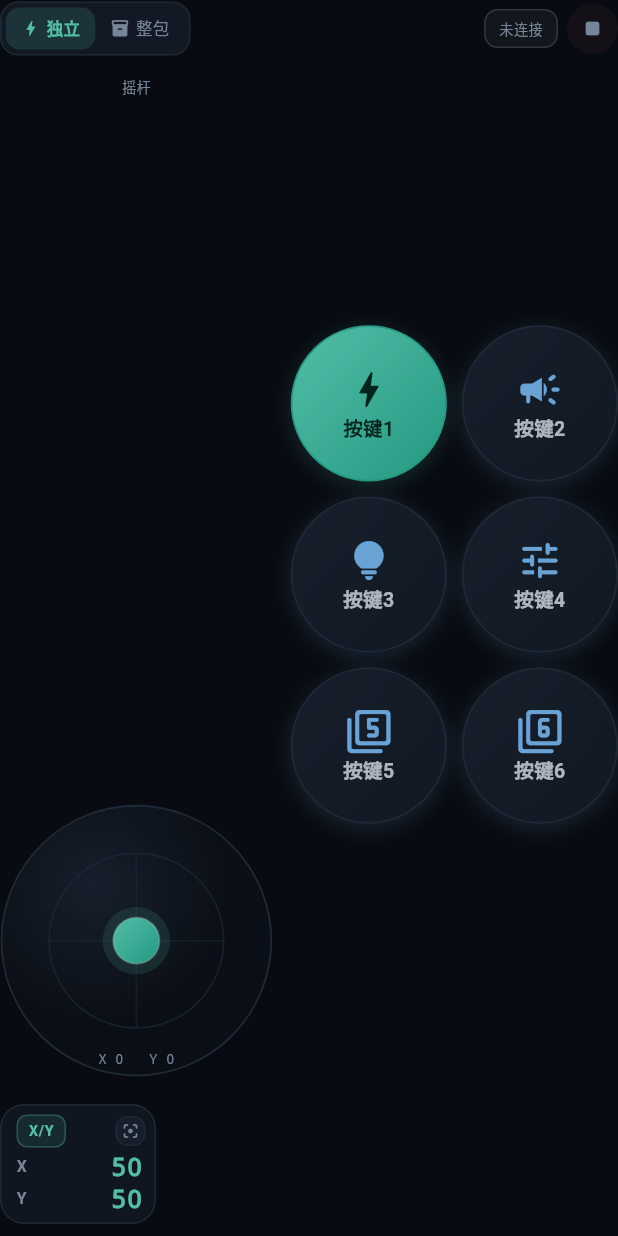
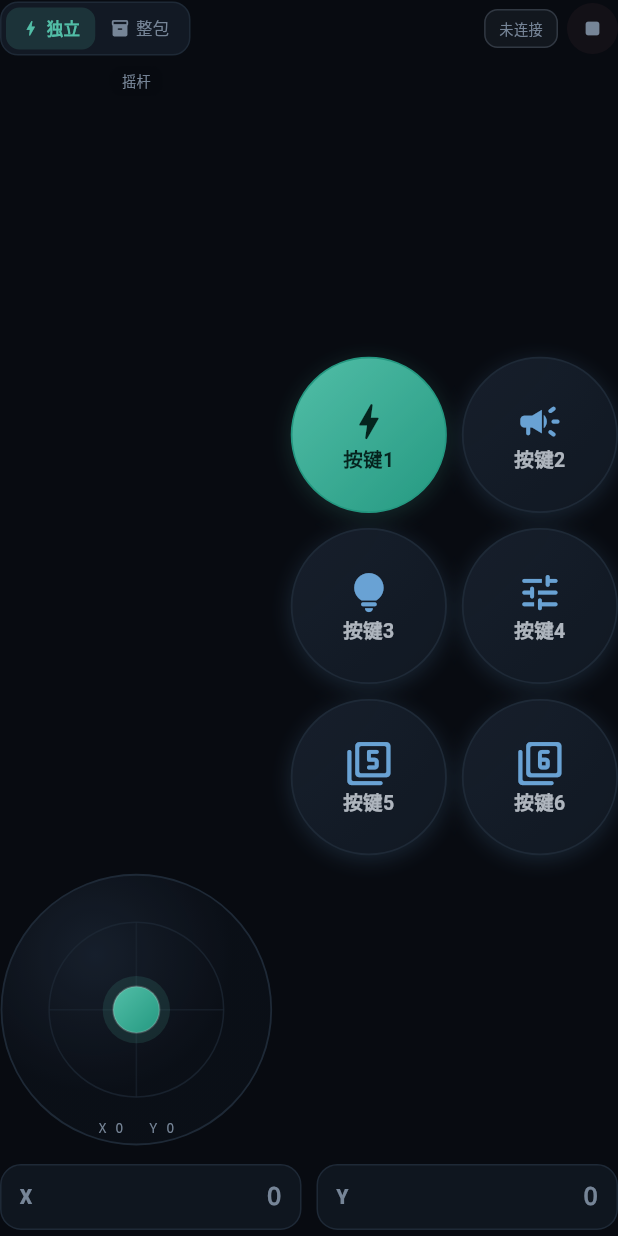
Before and after one commit to 1772631792/BLE_APP, a Flutter app: the ControlBoard widget shown alone on an empty page, opened directly with empty values, on a phone screen of 412 x 824 dp. Run offline on Flutter 3.47's test engine with Material 3 defaults, Android fonts, the phone set to English and light mode, and no system bars; our stand-ins replace flutter_blue_plus.

Commit message:
feat(controls): 空白处搓动分解 X/Y 输出，布局回归手柄原样 (v2.1.1)

```diff
--- a/flutter_application_1/lib/ble_controller.dart
+++ b/flutter_application_1/lib/ble_controller.dart
@@ -109,9 +109,9 @@ class BleController extends ChangeNotifier {
   int _packetIntervalMs = 50;
   double _joyX = 0;
   double _joyY = 0;
-  // 触控区默认停在中位（X / Y 各 50）。
-  double _sliderA = 50;
-  double _sliderB = 50;
+  // 搓动轴：没搓时是 0，范围 -100 ~ 100。
+  double _sliderA = 0;
+  double _sliderB = 0;
   Set<String> _pressedKeys = {};
   String? _lastSentPreview;
   String? _lastPacketError;
@@ -986,8 +986,9 @@ class BleController extends ChangeNotifier {
       // HEX 里用 int8 的补码形式：-128~127 + 128 → 0~255
       'x': (joyXInt + 128).clamp(0, 255),
       'y': (joyYInt + 128).clamp(0, 255),
-      's1': _sliderA.round().clamp(0, 100),
-      's2': _sliderB.round().clamp(0, 100),
+      // 搓动轴是 -100~100，wire 上压成 0~100，50 = 没搓。
+      's1': ((_sliderA + 100) / 2).round().clamp(0, 100),
+      's2': ((_sliderB + 100) / 2).round().clamp(0, 100),
       'btn': pressedBitmap,
       'k1': _pressedKeys.contains('k1') ? 1 : 0,
       'k2': _pressedKeys.contains('k2') ? 1 : 0,
--- a/flutter_application_1/lib/pages/controls_page.dart
+++ b/flutter_application_1/lib/pages/controls_page.dart
@@ -9,7 +9,7 @@ import '../control_packet.dart';
 import '../theme.dart';
 import '../widgets.dart';
 
-/// 控件页：摇杆 / 右手触控区 / 按键，支持「独立指令」与「整包」两种发送方式。
+/// 控件页：摇杆 / 空白处搓动 / 按键，支持「独立指令」与「整包」两种发送方式。
 class ControlsPage extends StatefulWidget {
   const ControlsPage({super.key, required this.ble});
 
@@ -171,13 +171,18 @@ class ControlBoard extends StatefulWidget {
 class _ControlBoardState extends State<ControlBoard> {
   static const double _toolbarHeight = 38;
 
-  /// 触控区的中位值：X / Y 各 50。
-  static const double _touchMid = 50;
+  /// 搓到 ±100 需要的位移占空白区域尺寸的比例。
+  static const double _scrubTravel = .35;
 
   DateTime _lastJoystick = DateTime.fromMillisecondsSinceEpoch(0);
-  DateTime _lastPad = DateTime.fromMillisecondsSinceEpoch(0);
-  int _lastPadX = -1;
-  int _lastPadY = -1;
+  DateTime _lastScrub = DateTime.fromMillisecondsSinceEpoch(0);
+  int _lastScrubX = 1 << 30;
+  int _lastScrubY = 1 << 30;
+
+  /// 正在搓的手指、起点与当前位置（只用于画分解轨迹）。
+  int? _scrubPointer;
+  Offset? _scrubStart;
+  Offset? _scrubNow;
 
   void _sendCommand(String key, {Map<String, String>? vars}) {
     final ble = widget.ble;
@@ -239,17 +244,23 @@ class _ControlBoardState extends State<ControlBoard> {
     }
   }
 
-  /// 右手触控区：X / Y 各自 0~100，走原来的滑条通道（s1 / s2）。
-  void _onTouchPad(double x, double y, {bool force = false}) {
+  /// 空白处搓动：把位移分解成 X / Y 两个轴，没搓时就是 0 / 0。
+  void _onScrub(double x, double y, {bool force = false}) {
     final ble = widget.ble;
-    final same = (ble.sliderA - x).abs() < .01 && (ble.sliderB - y).abs() < .01;
+    final nx = x.clamp(-100.0, 100.0).toDouble();
+    final ny = y.clamp(-100.0, 100.0).toDouble();
+    final same = (ble.sliderA - nx).abs() < .01 && (ble.sliderB - ny).abs() < .01;
     if (same && !force) return;
-    ble.updateControls(sliderA: x, sliderB: y);
+    ble.updateControls(sliderA: nx, sliderB: ny);
 
     final now = DateTime.now();
-    if (!force && now.difference(_lastPad).inMilliseconds < 60) return;
-    _lastPad = now;
-
+    if (!force && now.difference(_lastScrub).inMilliseconds < 50) return;
+    _lastScrub = now;
+    _flushScrub(nx, ny, force: force);
+  }
+
+  void _flushScrub(double x, double y, {bool force = false}) {
+    final ble = widget.ble;
     if (ble.controlMode != ControlSendMode.single) {
       ble.sendPacketNow();
       return;
@@ -257,21 +268,87 @@ class _ControlBoardState extends State<ControlBoard> {
     // 独立模式：只发变化的那一轴，省一半无线写入。
     final rx = x.round();
     final ry = y.round();
-    if (force || rx != _lastPadX) {
-      _lastPadX = rx;
-      _sendCommand('slider1', vars: {'v': '$rx'});
+    if (force || rx != _lastScrubX) {
+      _lastScrubX = rx;
+      _sendAxis('slider1', rx);
     }
-    if (force || ry != _lastPadY) {
-      _lastPadY = ry;
-      _sendCommand('slider2', vars: {'v': '$ry'});
+    if (force || ry != _lastScrubY) {
+      _lastScrubY = ry;
+      _sendAxis('slider2', ry);
     }
   }
 
-  /// 回中：X / Y 都回到 50。
-  void _resetTouchPad() {
-    _lastPadX = -1;
-    _lastPadY = -1;
-    _onTouchPad(_touchMid, _touchMid, force: true);
+  /// 轴指令：文本模式发带符号值，HEX 模式发 +128 后的单字节。
+  void _sendAxis(String key, int value) {
+    final shifted = widget.ble.command(key).hex ? value + 128 : value;
+    _sendCommand(key, vars: {'v': '$shifted'});
+  }
+
+  void _beginScrub(Offset local) {
+    HapticFeedback.selectionClick();
+    _lastScrubX = 1 << 30;
+    _lastScrubY = 1 << 30;
+    setState(() {
+      _scrubStart = local;
+      _scrubNow = local;
+    });
+    _onScrub(0, 0, force: true);
+  }
+
+  void _moveScrub(Offset local, Size size) {
+    final start = _scrubStart;
+    if (start == null) return;
+    setState(() => _scrubNow = local);
+    final delta = local - start;
+    _onScrub(
+      delta.dx / (size.width * _scrubTravel) * 100,
+      -delta.dy / (size.height * _scrubTravel) * 100,
+    );
+  }
+
+  void _endScrub() {
+    if (_scrubPointer == null) return;
+    _scrubPointer = null;
+    _lastScrubX = 1 << 30;
+    _lastScrubY = 1 << 30;
+    setState(() {
+      _scrubStart = null;
+      _scrubNow = null;
+    });
+    _onScrub(0, 0, force: true);
+  }
+
+  /// 铺满空白的搓动层：不占布局、不画底，只在按下时显示一条分解轨迹。
+  Widget _scrubLayer() {
+    return LayoutBuilder(
+      builder: (context, c) {
+        final size = Size(c.maxWidth, c.maxHeight);
+        return Listener(
+          behavior: HitTestBehavior.opaque,
+          onPointerDown: (event) {
+            // 只认第一根手指，另一只手照常按按键。
+            if (_scrubPointer != null) return;
+            _scrubPointer = event.pointer;
+            _beginScrub(event.localPosition);
+          },
+          onPointerMove: (event) {
+            if (event.pointer != _scrubPointer) return;
+            _moveScrub(event.localPosition, size);
+          },
+          onPointerUp: (event) {
+            if (event.pointer != _scrubPointer) return;
+            _endScrub();
+          },
+          onPointerCancel: (event) {
+            if (event.pointer != _scrubPointer) return;
+            _endScrub();
+          },
+          child: CustomPaint(
+            painter: _ScrubTracePainter(start: _scrubStart, now: _scrubNow),
+          ),
+        );
+      },
+    );
   }
 
   void _onButtonPressed(String key, bool pressed) {
@@ -289,21 +366,21 @@ class _ControlBoardState extends State<ControlBoard> {
     }
   }
 
-  /// 停止：摇杆回中 + 触控区回中 + 清空按键状态，再发一次。
+  /// 停止：摇杆回中 + 搓动轴归零 + 清空按键状态，再发一次。
   void _stopAll() {
-    _lastPadX = -1;
-    _lastPadY = -1;
+    _lastScrubX = 1 << 30;
+    _lastScrubY = 1 << 30;
     widget.ble.updateControls(
       joyX: 0,
       joyY: 0,
-      sliderA: _touchMid,
-      sliderB: _touchMid,
+      sliderA: 0,
+      sliderB: 0,
       pressed: {},
     );
     if (widget.ble.controlMode == ControlSendMode.single) {
       _sendCommand('stop');
-      _sendCommand('slider1', vars: {'v': '${_touchMid.round()}'});
-      _sendCommand('slider2', vars: {'v': '${_touchMid.round()}'});
+      _sendAxis('slider1', 0);
+      _sendAxis('slider2', 0);
     } else {
       widget.ble.sendPacketNow();
     }
@@ -317,10 +394,27 @@ class _ControlBoardState extends State<ControlBoard> {
       child: LayoutBuilder(
         builder: (context, constraints) {
           // 页内空间有限：用紧凑布局把按键做大；全屏才铺开成手柄弧形键位。
-          if (!widget.fullscreen) return _compactLayout();
-          // 宽屏走「手柄布局」：左手摇杆 + 右手弧形技能键，拇指活动半径最短。
-          final wide = constraints.maxWidth > constraints.maxHeight * 1.2;
-          return wide ? _wideLayout(constraints) : _tallLayout();
+          final Widget body;
+          if (!widget.fullscreen) {
+            body = _compactLayout();
+          } else {
+            // 宽屏走「手柄布局」：左手摇杆 + 右手弧形技能键，拇指活动半径最短。
+            final wide = constraints.maxWidth > constraints.maxHeight * 1.2;
+            body = wide ? _wideLayout() : _tallLayout();
+          }
+          return Column(
+            children: [
+              SizedBox(height: _toolbarHeight, child: _toolbar()),
+              const SizedBox(height: 6),
+              Expanded(
+                // 控件本身的空白都交给下层搓动层，控件自己在上层照常抢事件。
+                child: Stack(
+                  fit: StackFit.expand,
+                  children: [_scrubLayer(), body],
+                ),
+              ),
+            ],
+          );
         },
       ),
     );
@@ -328,56 +422,53 @@ class _ControlBoardState extends State<ControlBoard> {
 
   // ------------------------------------------------------------- 手柄布局
 
-  Widget _wideLayout(BoxConstraints c) {
-    final body = math.max(120.0, c.maxHeight - _toolbarHeight - 6);
-    // 摇杆 / 按键都按拇指可覆盖的半径定尺寸，不让手指伸到屏幕中间。
-    final joy = math.min(c.maxWidth * .26, body * .78).clamp(96.0, 300.0);
-    // 屏幕右侧约 1/4 宽度、整条高度都留给右手触控区。
-    final padWidth = (c.maxWidth * .24).clamp(96.0, 300.0);
-    return Column(
-      children: [
-        SizedBox(height: _toolbarHeight, child: _toolbar()),
-        const SizedBox(height: 6),
-        Expanded(
-          child: Row(
-            crossAxisAlignment: CrossAxisAlignment.stretch,
-            children: [
-              SizedBox(
-                width: joy + 10,
-                child: Column(
-                  children: [
-                    Expanded(
-                      child: Align(
-                        alignment: Alignment.bottomCenter,
-                        // 矮屏时读数卡整体缩小，避免和摇杆抢出溢出。
-                        child: FittedBox(
-                          fit: BoxFit.scaleDown,
-                          alignment: Alignment.bottomCenter,
-                          child: SizedBox(width: 106, child: _touchReadout()),
+  Widget _wideLayout() {
+    return LayoutBuilder(
+      builder: (context, c) {
+        final body = math.max(120.0, c.maxHeight);
+        // 摇杆 / 按键都按拇指可覆盖的半径定尺寸，不让手指伸到屏幕中间。
+        final joy = math.min(c.maxWidth * .26, body * .78).clamp(96.0, 300.0);
+        return Row(
+          crossAxisAlignment: CrossAxisAlignment.end,
+          children: [
+            SizedBox(
+              width: joy + 10,
+              child: Column(
+                mainAxisAlignment: MainAxisAlignment.end,
+                children: [
+                  Expanded(
+                    child: FittedBox(
+                      fit: BoxFit.scaleDown,
+                      alignment: Alignment.bottomCenter,
+                      child: SizedBox(
+                        width: 138,
+                        child: Column(
+                          mainAxisSize: MainAxisSize.min,
+                          children: [
+                            _axisCard('X', widget.ble.sliderA),
+                            const SizedBox(height: 4),
+                            _axisCard('Y', widget.ble.sliderB),
+                          ],
                         ),
                       ),
                     ),
-                    const SizedBox(height: 4),
-                    SizedBox(width: joy, height: joy, child: _joystick()),
-                  ],
-                ),
-              ),
-              const SizedBox(width: 6),
-              Expanded(child: _arcPadFit()),
-              const SizedBox(width: 10),
-              SizedBox(width: padWidth, child: _touchPad()),
-            ],
-          ),
-        ),
-      ],
+                  ),
+                  const SizedBox(height: 4),
+                  SizedBox(width: joy, height: joy, child: _joystick()),
+                ],
+              ),
+            ),
+            const SizedBox(width: 6),
+            Expanded(child: _arcPadFit()),
+          ],
+        );
+      },
     );
   }
 
   Widget _tallLayout() {
     return Column(
       children: [
-        SizedBox(height: _toolbarHeight, child: _toolbar()),
-        const SizedBox(height: 10),
         Expanded(
           child: Row(
             children: [
@@ -387,18 +478,16 @@ class _ControlBoardState extends State<ControlBoard> {
             ],
           ),
         ),
-        const SizedBox(height: 10),
-        _touchRow(height: 104),
+        const SizedBox(height: 8),
+        _axisRow(),
       ],
     );
   }
 
-  /// 页内（非全屏）布局：左摇杆 + 右 2×3 大按键，底部是触控区。
+  /// 页内（非全屏）布局：左摇杆 + 右 2×3 大按键，底部显示 X / Y。
   Widget _compactLayout() {
     return Column(
       children: [
-        SizedBox(height: _toolbarHeight, child: _toolbar()),
-        const SizedBox(height: 10),
         Expanded(
           child: Row(
             children: [
@@ -408,21 +497,22 @@ class _ControlBoardState extends State<ControlBoard> {
             ],
           ),
         ),
-        const SizedBox(height: 10),
-        _touchRow(),
+        const SizedBox(height: 8),
+        _axisRow(),
       ],
     );
   }
 
-  /// 读数 + 触控区并排，页内与竖屏全屏共用。
-  Widget _touchRow({double height = 96}) {
+  /// 原来两条滑条的位置：只显示搓出来的 X / Y。
+  Widget _axisRow({double height = 52}) {
+    final ble = widget.ble;
     return SizedBox(
       height: height,
       child: Row(
         children: [
-          SizedBox(width: 104, child: _touchReadout()),
+          Expanded(child: _axisCard('X', ble.sliderA)),
           const SizedBox(width: 10),
-          Expanded(child: _touchPad()),
+          Expanded(child: _axisCard('Y', ble.sliderB)),
         ],
       ),
     );
@@ -708,96 +798,51 @@ class _ControlBoardState extends State<ControlBoard> {
     _sendCommand(key);
   }
 
-  /// A / B 原来的位置：只显示触控区当前发出的 X / Y，长按可改指令。
-  Widget _touchReadout() {
-    final ble = widget.ble;
-    return Container(
-      padding: const EdgeInsets.fromLTRB(10, 6, 6, 6),
-      decoration: BoxDecoration(
-        color: AppColors.surface.withValues(alpha: .85),
-        borderRadius: BorderRadius.circular(16),
-        border: Border.all(color: AppColors.stroke),
-      ),
-      child: Column(
-        mainAxisSize: MainAxisSize.min,
-        mainAxisAlignment: MainAxisAlignment.center,
-        crossAxisAlignment: CrossAxisAlignment.start,
-        children: [
-          Row(
-            children: [
-              const MiniTag(label: 'X/Y', color: AppColors.accent),
-              const Spacer(),
-              _resetPadIcon(),
-            ],
-          ),
-          const SizedBox(height: 2),
-          _readoutLine('slider1', 'X', ble.sliderA),
-          _readoutLine('slider2', 'Y', ble.sliderB),
-        ],
-      ),
-    );
-  }
-
-  Widget _readoutLine(String key, String axis, double value) {
+  /// A / B 原来的位置：只显示当前搓出来的那一轴数值，长按可改指令。
+  Widget _axisCard(String axis, double value) {
+    final moved = value.abs() >= .5;
+    final digits = moved ? '${value > 0 ? '+' : ''}${value.round()}' : '0';
     return GestureDetector(
       behavior: HitTestBehavior.opaque,
-      onLongPress: () => showCommandEditor(context, widget.ble, key),
-      child: Padding(
-        padding: const EdgeInsets.only(top: 1, right: 2),
+      onLongPress: () => showCommandEditor(
+        context,
+        widget.ble,
+        axis == 'X' ? 'slider1' : 'slider2',
+      ),
+      child: Container(
+        height: 44,
+        padding: const EdgeInsets.symmetric(horizontal: 12),
+        decoration: BoxDecoration(
+          color: AppColors.surface.withValues(alpha: .85),
+          borderRadius: BorderRadius.circular(14),
+          border: Border.all(
+            color: moved ? AppColors.accent.withValues(alpha: .5) : AppColors.stroke,
+          ),
+        ),
         child: Row(
           children: [
             Text(
               axis,
-              style: const TextStyle(
-                fontSize: 10.5,
-                fontWeight: FontWeight.w700,
-                color: AppColors.textDim,
+              style: TextStyle(
+                fontSize: 13,
+                fontWeight: FontWeight.w800,
+                color: moved ? AppColors.accent : AppColors.textDim,
               ),
             ),
             const Spacer(),
             Text(
-              '${value.round()}',
-              style: const TextStyle(
+              digits,
+              style: TextStyle(
                 fontSize: 17,
-                height: 1.15,
+                height: 1.1,
                 fontWeight: FontWeight.w700,
                 fontFamily: 'monospace',
-                color: AppColors.accent,
+                color: moved ? AppColors.accent : AppColors.textDim,
               ),
             ),
           ],
         ),
       ),
-    );
-  }
-
-  Widget _resetPadIcon() {
-    return InkWell(
-      borderRadius: BorderRadius.circular(8),
-      onTap: _resetTouchPad,
-      child: Container(
-        padding: const EdgeInsets.all(3),
-        decoration: BoxDecoration(
-          color: AppColors.surfaceAlt.withValues(alpha: .9),
-          borderRadius: BorderRadius.circular(8),
-          border: Border.all(color: AppColors.stroke),
-        ),
-        child: const Icon(
-          Icons.filter_center_focus_rounded,
-          size: 12,
-          color: AppColors.textDim,
-        ),
-      ),
-    );
-  }
-
-  Widget _touchPad() {
-    final ble = widget.ble;
-    return TouchScrubPad(
-      x: ble.sliderA,
-      y: ble.sliderB,
-      onChanged: _onTouchPad,
-      onRelease: (x, y) => _onTouchPad(x, y, force: true),
     );
   }
 }
@@ -1218,7 +1263,7 @@ class _ControlSettingsSheetState extends State<ControlSettingsSheet> {
                   child: _modeCard(
                     selected: ble.controlMode == ControlSendMode.single,
                     title: '独立指令',
-                    desc: '每个按键 / 触控轴各发一包，适合简单协议',
+                    desc: '每个按键 / 搓动轴各发一包，适合简单协议',
                     icon: Icons.bolt_rounded,
                     onTap: () {
                       ble.setControlMode(ControlSendMode.single);
@@ -1231,7 +1276,7 @@ class _ControlSettingsSheetState extends State<ControlSettingsSheet> {
                   child: _modeCard(
                     selected: ble.controlMode == ControlSendMode.packet,
                     title: '整包发送',
-                    desc: '摇杆 / 触控区 / 按键合成一个固定结构包',
+                    desc: '摇杆 / 搓动位移 / 按键合成一个固定结构包',
                     icon: Icons.inventory_2_rounded,
                     onTap: () {
                       ble.setControlMode(ControlSendMode.packet);
@@ -1832,217 +1877,53 @@ class _RipplePainter extends CustomPainter {
       oldDelegate.progress != progress;
 }
 
-/// 右手触控区：按下即定位（点哪到哪），之后继续搓动按位移增量微调，
-/// 输出 0~100 的 X / Y（向上为 Y 增大），松手保持当前值。
-///
-/// 和摇杆一样用 Listener 直接读指针：不和其它手势竞争，只跟随第一根手指。
-class TouchScrubPad extends StatefulWidget {
-  const TouchScrubPad({
-    super.key,
-    required this.x,
-    required this.y,
-    required this.onChanged,
-    required this.onRelease,
-  });
-
-  /// 外部当前值（0~100），用于回中 / 停止时同步。
-  final double x;
-  final double y;
-
-  final void Function(double x, double y) onChanged;
-  final void Function(double x, double y) onRelease;
-
-  @override
-  State<TouchScrubPad> createState() => _TouchScrubPadState();
-}
-
-class _TouchScrubPadState extends State<TouchScrubPad> {
-  /// 搓过区域尺寸的 0.75 大致走完 0~100：太灵容易飘，太钝要搓好几下。
-  static const double _travel = .75;
-
-  double _x = 50;
-  double _y = 50;
-  bool _active = false;
-  int? _pointer;
-  Offset _last = Offset.zero;
-
-  @override
-  void initState() {
-    super.initState();
-    _x = widget.x;
-    _y = widget.y;
-  }
-
-  @override
-  void didUpdateWidget(covariant TouchScrubPad oldWidget) {
-    super.didUpdateWidget(oldWidget);
-    // 拖动中由本地值主导，避免父级还没 rebuild 时把增量吞掉。
-    if (_active) return;
-    if (oldWidget.x != widget.x || oldWidget.y != widget.y) {
-      _x = widget.x;
-      _y = widget.y;
-    }
-  }
-
-  void _poke(double x, double y) {
-    setState(() {
-      _x = x.clamp(0.0, 100.0);
-      _y = y.clamp(0.0, 100.0);
-    });
-    widget.onChanged(_x, _y);
-  }
-
-  void _down(Offset local, Size size) {
-    HapticFeedback.lightImpact();
-    _last = local;
-    _active = true;
-    _poke(local.dx / size.width * 100, 100 - local.dy / size.height * 100);
-  }
-
-  void _move(Offset local, Size size) {
-    final dx = local.dx - _last.dx;
-    final dy = local.dy - _last.dy;
-    _last = local;
-    if (dx == 0 && dy == 0) return;
-    _poke(
-      _x + dx / (size.width * _travel) * 100,
-      _y - dy / (size.height * _travel) * 100,
-    );
-  }
-
-  void _release() {
-    if (_pointer == null) return;
-    _pointer = null;
-    _active = false;
-    setState(() {});
-    widget.onRelease(_x, _y);
-  }
-
-  @override
-  Widget build(BuildContext context) {
-    return LayoutBuilder(
-      builder: (context, constraints) {
-        final size = Size(constraints.maxWidth, constraints.maxHeight);
-        if (!size.width.isFinite || !size.height.isFinite) {
-          return const SizedBox.shrink();
-        }
-        return Listener(
-          behavior: HitTestBehavior.opaque,
-          onPointerDown: (event) {
-            // 只认第一根手指，另一只手按按键不会打断搓动。
-            if (_pointer != null) return;
-            _pointer = event.pointer;
-            _down(event.localPosition, size);
-          },
-          onPointerMove: (event) {
-            if (event.pointer != _pointer) return;
-            _move(event.localPosition, size);
-          },
-          onPointerUp: (event) {
-            if (event.pointer != _pointer) return;
-            _release();
-          },
-          onPointerCancel: (event) {
-            if (event.pointer != _pointer) return;
-            _release();
-          },
-          child: CustomPaint(
-            painter: _ScrubPadPainter(x: _x, y: _y, active: _active),
-          ),
-        );
-      },
-    );
-  }
-}
-
-/// 触控区外观：圆角底板 + 4×4 网格 + 跟随手指的十字准星。
-class _ScrubPadPainter extends CustomPainter {
-  _ScrubPadPainter({required this.x, required this.y, required this.active});
-
-  final double x;
-  final double y;
-  final bool active;
+/// 搓动轨迹：只在按住时出现——起点圆点、到当前位置的连线，
+/// 加上水平 / 垂直两条分量线，直观看到位移是怎么分解成 X / Y 的。
+class _ScrubTracePainter extends CustomPainter {
+  _ScrubTracePainter({this.start, this.now});
+
+  final Offset? start;
+  final Offset? now;
 
   @override
   void paint(Canvas canvas, Size size) {
-    if (size.width <= 0 || size.height <= 0) return;
-    final rect = Offset.zero & size;
-    final rrect = RRect.fromRectAndRadius(
-      rect.deflate(.75),
-      const Radius.circular(18),
-    );
-
-    canvas.drawRRect(
-      rrect,
+    final from = start;
+    final to = now;
+    if (from == null || to == null) return;
+
+    final axis = Paint()
+      ..style = PaintingStyle.stroke
+      ..strokeWidth = 1
+      ..color = AppColors.accent.withValues(alpha: .35);
+
+    // 位移先拆成两条直角边：横向一段、纵向一段。
+    final corner = Offset(to.dx, from.dy);
+    canvas.drawLine(from, corner, axis);
+    canvas.drawLine(corner, to, axis);
+
+    canvas.drawLine(
+      from,
+      to,
       Paint()
-        ..shader = LinearGradient(
-          begin: Alignment.topLeft,
-          end: Alignment.bottomRight,
-          colors: [
-            AppColors.surfaceAlt,
-            AppColors.bgAlt.withValues(alpha: .95),
-          ],
-        ).createShader(rect),
-    );
-
-    final grid = Paint()
-      ..strokeWidth = 1
-      ..color = AppColors.stroke.withValues(alpha: .55);
-    for (var i = 1; i < 4; i++) {
-      final fx = size.width * i / 4;
-      final fy = size.height * i / 4;
-      canvas.drawLine(Offset(fx, 2), Offset(fx, size.height - 2), grid);
-      canvas.drawLine(Offset(2, fy), Offset(size.width - 2, fy), grid);
-    }
-
-    final cx = (x / 100).clamp(0.0, 1.0) * size.width;
-    final cy = (1 - y / 100).clamp(0.0, 1.0) * size.height;
-    final knob = Offset(cx, cy);
-
-    final cross = Paint()
-      ..strokeWidth = active ? 1.6 : 1
-      ..color = AppColors.accent.withValues(alpha: active ? .5 : .26);
-    canvas.drawLine(Offset(cx, 2), Offset(cx, size.height - 2), cross);
-    canvas.drawLine(Offset(2, cy), Offset(size.width - 2, cy), cross);
-
-    if (active) {
-      canvas.drawCircle(
-        knob,
-        26,
-        Paint()
-          ..shader = RadialGradient(
-            colors: [
-              AppColors.accent.withValues(alpha: .34),
-              AppColors.accent.withValues(alpha: 0),
-            ],
-          ).createShader(Rect.fromCircle(center: knob, radius: 26)),
-      );
-    }
+        ..strokeWidth = 2
+        ..color = AppColors.accent.withValues(alpha: .5),
+    );
     canvas.drawCircle(
-      knob,
-      9,
-      Paint()..color = AppColors.accent.withValues(alpha: active ? .9 : .5),
-    );
-    canvas.drawCircle(
-      knob,
+      from,
       9,
       Paint()
         ..style = PaintingStyle.stroke
-        ..strokeWidth = 1.2
-        ..color = Colors.white.withValues(alpha: .25),
-    );
-
-    canvas.drawRRect(
-      rrect,
-      Paint()
-        ..style = PaintingStyle.stroke
-        ..strokeWidth = active ? 1.8 : 1.2
-        ..color =
-            active ? AppColors.accent.withValues(alpha: .55) : AppColors.stroke,
-    );
-  }
-
-  @override
-  bool shouldRepaint(covariant _ScrubPadPainter oldDelegate) =>
-      oldDelegate.x != x || oldDelegate.y != y || oldDelegate.active != active;
+        ..strokeWidth = 1.4
+        ..color = AppColors.accent.withValues(alpha: .5),
+    );
+    canvas.drawCircle(
+      to,
+      5,
+      Paint()..color = AppColors.accent.withValues(alpha: .85),
+    );
+  }
+
+  @override
+  bool shouldRepaint(covariant _ScrubTracePainter oldDelegate) =>
+      oldDelegate.start != start || oldDelegate.now != now;
 }
--- a/flutter_application_1/pubspec.yaml
+++ b/flutter_application_1/pubspec.yaml
@@ -16,7 +16,7 @@ publish_to: 'none' # Remove this line if you wish to publish to pub.dev
 # https://developer.apple.com/library/archive/documentation/General/Reference/InfoPlistKeyReference/Articles/CoreFoundationKeys.html
 # In Windows, build-name is used as the major, minor, and patch parts
 # of the product and file versions while build-number is used as the build suffix.
-version: 2.1.0+3
+version: 2.1.1+4
 
 environment:
   sdk: ^3.13.1
```
Also changed, not shown: 1 other file.
